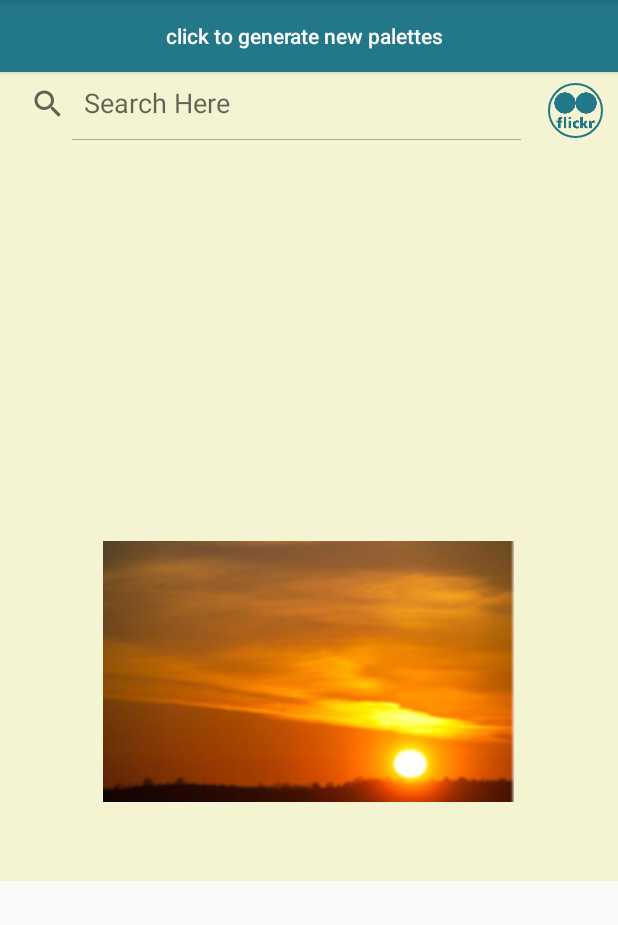
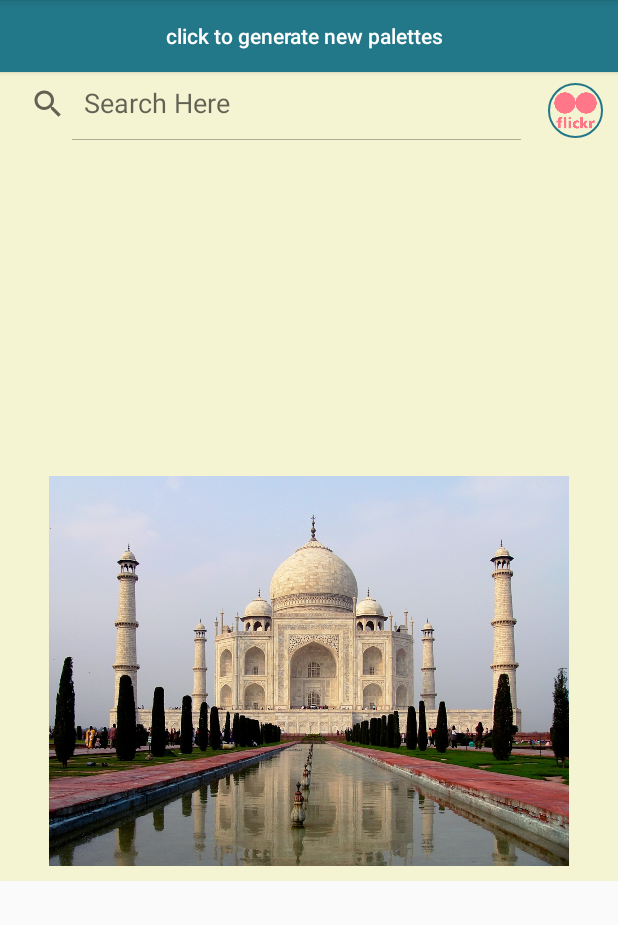
Before and after one commit to GaspardC/team-palette, an Android app: the PaletteActivity screen opened directly, with no data from a screen before it, on a phone screen of 412 x 824 dp, the part 84-1009 px from its top. Run offline under Robolectric (Android 15) with nearby library versions, the phone set to English and light mode, and no system bars; our stand-ins replace sdp/ssp sizes; plain views replace BallView.

Commit message:
temple nd fix bug

```diff
--- a/app/src/main/java/com/epfl/computational_photography/paletizer/PaletteActivity.java
+++ b/app/src/main/java/com/epfl/computational_photography/paletizer/PaletteActivity.java
@@ -62,7 +62,7 @@ public class PaletteActivity extends SlideMenuActivity implements SearchView.OnQ
     private ImageView image;
     private int[] selectedColors;
     private Dialog dialogEditName;
-    private String mode = STRING_NORMAL_QUERY;
+    private String mode = STRING_FLICKR_QUERY;
     private Bitmap bitmapTarget;
     private Dialog dialogImageClicked;
 
@@ -85,8 +85,6 @@ public class PaletteActivity extends SlideMenuActivity implements SearchView.OnQ
         setupSearchView();
         palSel.setVisibility(View.INVISIBLE);
         paletteDB = new PaletteDB(getApplicationContext());
-
-
     }
 
 
@@ -411,7 +409,7 @@ public class PaletteActivity extends SlideMenuActivity implements SearchView.OnQ
             if (loadingBalls != null && ll != null) {
                 ll.setVisibility(View.VISIBLE);
                 loadingBalls.setVisibility(View.GONE);
-                buttonPlus.setVisibility(View.VISIBLE);
+                if(mode.equals(STRING_NORMAL_QUERY)) buttonPlus.setVisibility(View.VISIBLE);
 
 
             }
--- a/app/src/main/res/layout/activity_palette.xml
+++ b/app/src/main/res/layout/activity_palette.xml
@@ -39,7 +39,7 @@
                 android:layout_margin="10dp"
                 >
                 <ImageView
-                    android:tint="@color/colorPrimary"
+                    android:tint="@color/colorPink"
                     android:layout_width="30dp"
                     android:layout_height="30dp"
                     android:src="@drawable/flickr_icon"
@@ -190,7 +190,7 @@
               android:layout_width="wrap_content"
               android:onClick="imagePreviewClicked"
               android:layout_height="@dimen/_200sdp"
-              android:src="@drawable/soleil"
+              android:src="@drawable/temple"
               android:id="@+id/imageStyleActivity"/>
 
       </LinearLayout>
--- a/app/src/main/res/layout/activity_transfert.xml
+++ b/app/src/main/res/layout/activity_transfert.xml
@@ -71,7 +71,7 @@
             android:id="@+id/transfertTargetImage"
             android:layout_width="150dp"
             android:layout_height="150dp"
-            android:src="@drawable/mer"
+            android:src="@drawable/temple"
             android:layout_marginBottom="3dp"/>
           <LinearLayout
               android:layout_width="match_parent"
```
Also changed, not shown: app/src/main/res/drawable/temple.jpg (added), 1 other file.
